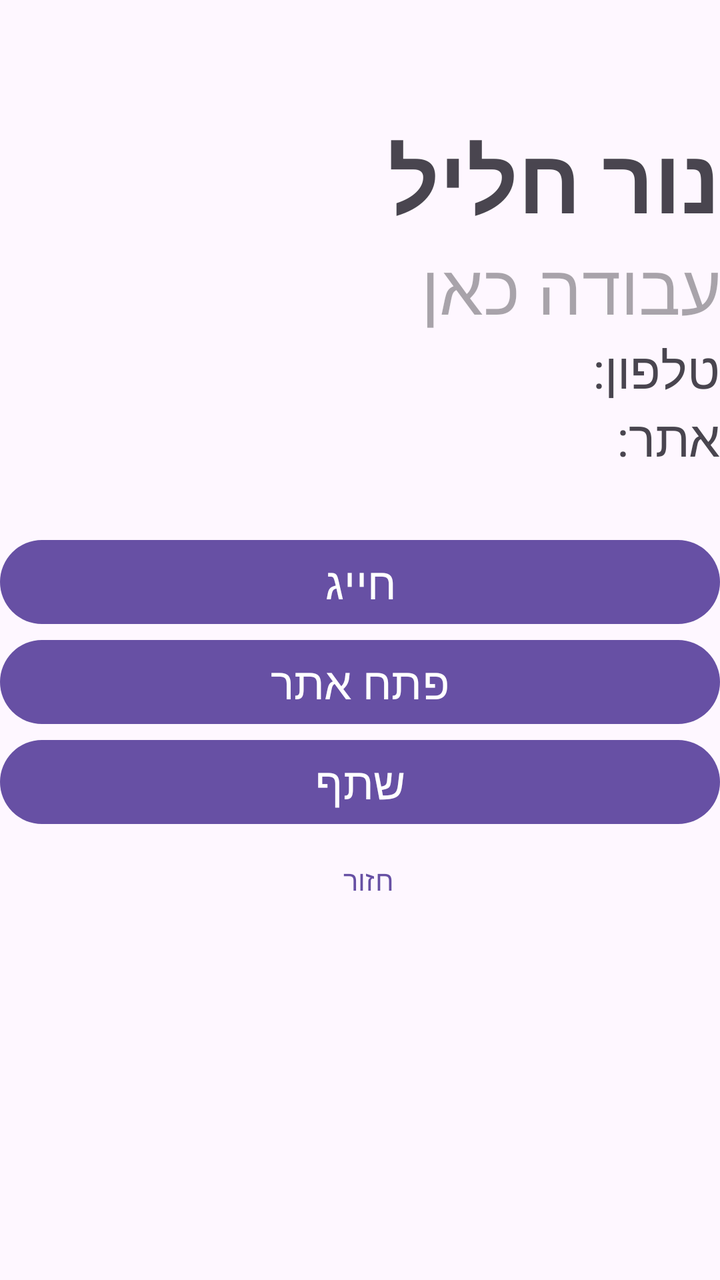
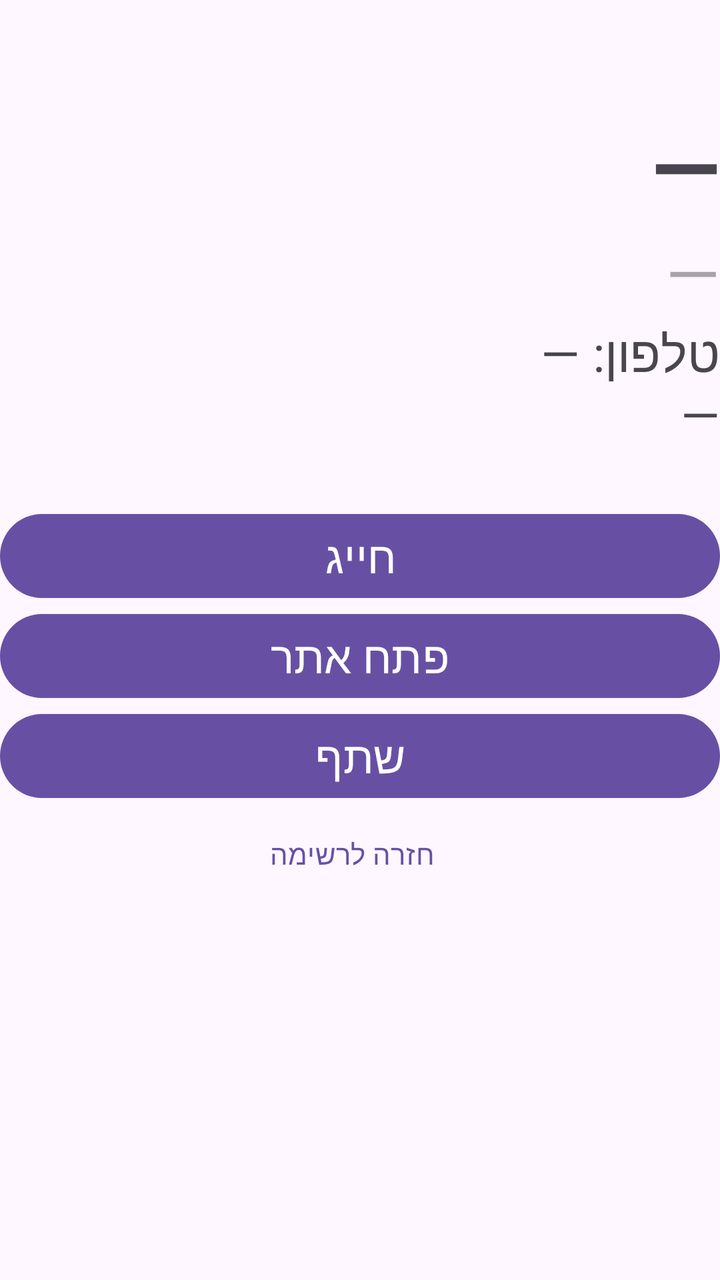

Compare the two renders of this Android layout. The source of the first and the diff that turns it into the second are given below.
<!-- AndroidManifest.xml: application theme Theme.MyApplication -->
<!-- res/layout/activity_card.xml -->
<?xml version="1.0" encoding="utf-8"?>
<LinearLayout xmlns:android="http://schemas.android.com/apk/res/android"
    android:layout_width="match_parent"
    android:layout_height="match_parent"
    android:orientation="vertical"
    android:gravity="start">

    <TextView
        android:layout_width="match_parent"
        android:layout_height="wrap_content"
        android:id="@+id/title"
        android:text="\nנור חליל"
        android:textSize="45sp"
        android:textStyle="bold"/>
    <TextView
        android:id="@+id/tvJob"
        android:layout_width="match_parent"
        android:layout_height="wrap_content"
        android:hint="עבודה כאן"
        android:textSize="35sp" />
    <TextView
        android:id="@+id/tvOther"
        android:layout_width="match_parent"
        android:layout_height="wrap_content"
        android:text="טלפון:\nאתר:\n"
        android:textSize="25sp" />
    <Button
        android:id="@+id/btnCall"
        android:layout_width="match_parent"
        android:layout_height="wrap_content"
        android:text="חייג"
        android:textSize="22sp"/>
    <Button
        android:id="@+id/btnWeb"
        android:layout_width="match_parent"
        android:layout_height="wrap_content"
        android:text="פתח אתר"
        android:textSize="22sp"/>
    <Button
        android:id="@+id/btnShare"
        android:layout_width="match_parent"
        android:layout_height="wrap_content"
        android:text="שתף"
        android:textSize="22sp"/>
    <Button
        style="?android:attr/buttonBarButtonStyle"
        android:id="@+id/btnBack"
        android:layout_width="match_parent"
        android:layout_height="wrap_content"
        android:text="חזור" />
</LinearLayout>
<!-- resources referenced by this layout -->
<resources>
  <style name="Theme.MyApplication" parent="Base.Theme.MyApplication" />
  <style name="Base.Theme.MyApplication" parent="Theme.Material3.DayNight.NoActionBar">
          
          
      </style>
</resources>

<!-- the commit's change to res/layout/activity_card.xml (unified diff, before → after) -->
@@ -3,26 +3,30 @@
     android:layout_width="match_parent"
     android:layout_height="match_parent"
     android:orientation="vertical"
-    android:gravity="start">
+    android:layoutDirection="rtl">
 
     <TextView
         android:layout_width="match_parent"
         android:layout_height="wrap_content"
         android:id="@+id/title"
-        android:text="\nנור חליל"
+        android:gravity="right"
+        android:text="\n—"
         android:textSize="45sp"
-        android:textStyle="bold"/>
+        android:textStyle="bold"
+        android:layoutDirection="rtl"/>
     <TextView
         android:id="@+id/tvJob"
         android:layout_width="match_parent"
         android:layout_height="wrap_content"
-        android:hint="עבודה כאן"
+        android:gravity="right"
+        android:hint="—"
         android:textSize="35sp" />
     <TextView
         android:id="@+id/tvOther"
         android:layout_width="match_parent"
         android:layout_height="wrap_content"
-        android:text="טלפון:\nאתר:\n"
+        android:gravity="right"
+        android:text="טלפון: —\n—\n"
         android:textSize="25sp" />
     <Button
         android:id="@+id/btnCall"
@@ -47,5 +51,5 @@
         android:id="@+id/btnBack"
         android:layout_width="match_parent"
         android:layout_height="wrap_content"
-        android:text="חזור" />
+        android:text="חזרה לרשימה" />
 </LinearLayout>
